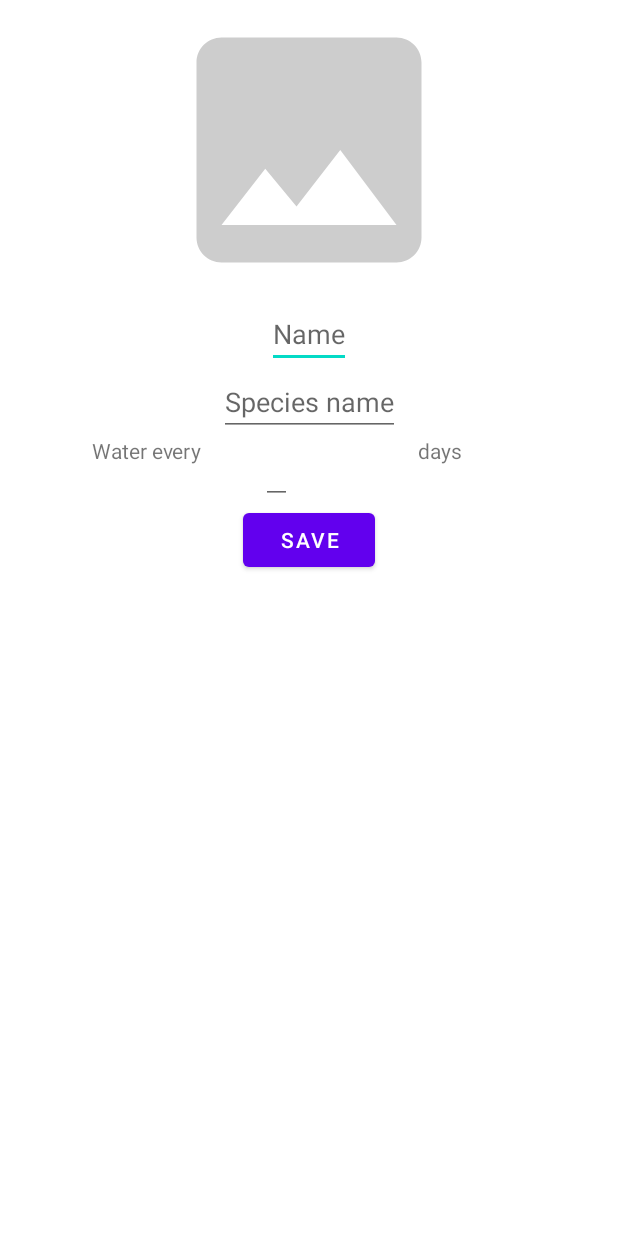
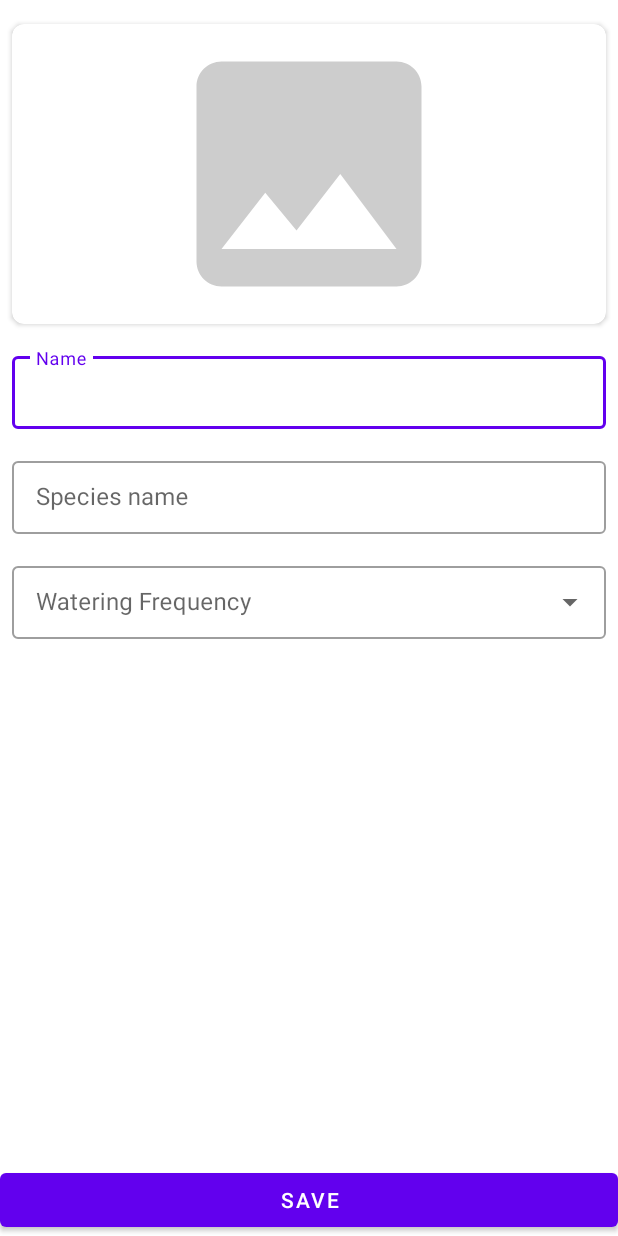
Before and after one commit to Lonexera/students-lab, an Android app: the layout fragment_plant_creation.xml on its own in the app's theme, with its tools: preview values and no code run, on a phone screen of 412 x 824 dp. Run offline under Robolectric (Android 15) with nearby library versions, the phone set to English and light mode, and no system bars.

Commit message:
style: fix ui for Plant Creation Screen
needs fix with save button and bottom navigation

```diff
--- a/app/src/main/java/com/example/plantsapp/presentation/ui/plantcreation/PlantCreationFragment.kt
+++ b/app/src/main/java/com/example/plantsapp/presentation/ui/plantcreation/PlantCreationFragment.kt
@@ -2,6 +2,7 @@ package com.example.plantsapp.presentation.ui.plantcreation
 
 import android.os.Bundle
 import android.view.View
+import android.widget.ArrayAdapter
 import androidx.fragment.app.Fragment
 import androidx.fragment.app.viewModels
 import by.kirich1409.viewbindingdelegate.viewBinding
@@ -58,6 +59,15 @@ class PlantCreationFragment : Fragment(R.layout.fragment_plant_creation) {
             ivCreationPlant.setOnClickListener {
                 imagePickerLauncher.launch(null)
             }
+
+            // Watering Frequency Autofill
+            etCreationWateringFrequency.setAdapter(
+                ArrayAdapter(
+                    requireContext(),
+                    R.layout.support_simple_spinner_dropdown_item,
+                    (1..62).map { "$it days" }
+                )
+            )
         }
     }
 }
--- a/app/src/main/res/layout/fragment_plant_creation.xml
+++ b/app/src/main/res/layout/fragment_plant_creation.xml
@@ -1,78 +1,114 @@
 <?xml version="1.0" encoding="utf-8"?>
-<ScrollView xmlns:android="http://schemas.android.com/apk/res/android"
+<androidx.constraintlayout.widget.ConstraintLayout xmlns:android="http://schemas.android.com/apk/res/android"
     xmlns:app="http://schemas.android.com/apk/res-auto"
+    android:layout_width="match_parent"
+    android:layout_height="match_parent">
+
+    <ScrollView
         android:layout_width="match_parent"
         android:layout_height="match_parent">
 
         <androidx.constraintlayout.widget.ConstraintLayout
             android:layout_width="match_parent"
-        android:layout_height="wrap_content">
+            android:layout_height="0dp">
 
+            <androidx.constraintlayout.widget.Guideline
+                android:id="@+id/guideline_start"
+                android:layout_width="wrap_content"
+                android:layout_height="wrap_content"
+                android:orientation="vertical"
+                app:layout_constraintGuide_begin="@dimen/margin_8dp" />
+
+            <androidx.constraintlayout.widget.Guideline
+                android:id="@+id/guideline_end"
+                android:layout_width="wrap_content"
+                android:layout_height="wrap_content"
+                android:orientation="vertical"
+                app:layout_constraintGuide_end="@dimen/margin_8dp" />
+
+            <androidx.cardview.widget.CardView
+                android:id="@+id/cardview_plant_image"
+                android:layout_width="0dp"
+                android:layout_height="wrap_content"
+                app:cardCornerRadius="8dp"
+                android:layout_marginTop="@dimen/margin_16dp"
+                app:layout_constraintEnd_toEndOf="@id/guideline_end"
+                app:layout_constraintStart_toEndOf="@id/guideline_start"
+                app:layout_constraintTop_toTopOf="parent">
                 <ImageView
                     android:id="@+id/iv_creation_plant"
-            android:layout_width="@dimen/plant_detail_image_size"
+                    android:layout_width="match_parent"
                     android:layout_height="@dimen/plant_detail_image_size"
-            app:layout_constraintEnd_toEndOf="parent"
-            app:layout_constraintStart_toStartOf="parent"
-            app:layout_constraintTop_toTopOf="parent"
-            android:src="@drawable/ic_baseline_image_24"/>
+                    android:src="@drawable/ic_baseline_image_24" />
+            </androidx.cardview.widget.CardView>
+
+            <com.google.android.material.textfield.TextInputLayout
+                android:id="@+id/til_creation_plant_name"
+                style="@style/Widget.Plant.TextInputLayout"
+                android:layout_width="0dp"
+                android:layout_height="wrap_content"
+                android:layout_marginTop="@dimen/margin_16dp"
+                app:layout_constraintEnd_toEndOf="@id/guideline_end"
+                app:layout_constraintStart_toStartOf="@id/guideline_start"
+                app:layout_constraintTop_toBottomOf="@id/cardview_plant_image">
+
+                <com.google.android.material.textfield.TextInputEditText
+                    android:id="@+id/et_creation_plant_name"
+                    android:layout_width="match_parent"
+                    android:layout_height="match_parent"
+                    android:hint="@string/hint_plant_name" />
+
+            </com.google.android.material.textfield.TextInputLayout>
 
 
-        <EditText
-            android:id="@+id/et_creation_plant_name"
-            android:layout_width="wrap_content"
+            <com.google.android.material.textfield.TextInputLayout
+                android:id="@+id/til_creation_species_name"
+                style="@style/Widget.Plant.TextInputLayout"
+                android:layout_width="0dp"
                 android:layout_height="wrap_content"
-            android:hint="@string/hint_plant_name"
-            app:layout_constraintEnd_toEndOf="parent"
-            app:layout_constraintStart_toStartOf="parent"
-            app:layout_constraintTop_toBottomOf="@id/iv_creation_plant" />
+                android:layout_marginTop="@dimen/margin_16dp"
+                app:layout_constraintEnd_toEndOf="@id/guideline_end"
+                app:layout_constraintStart_toStartOf="@id/guideline_start"
+                app:layout_constraintTop_toBottomOf="@id/til_creation_plant_name">
+
+                <com.google.android.material.textfield.TextInputEditText
+                    android:id="@+id/et_creation_species_name"
+                    android:layout_width="match_parent"
+                    android:layout_height="match_parent"
+                    android:hint="@string/hint_species_name" />
+
+            </com.google.android.material.textfield.TextInputLayout>
 
 
-        <EditText
-            android:id="@+id/et_creation_species_name"
-            android:layout_width="wrap_content"
+            <com.google.android.material.textfield.TextInputLayout
+                android:id="@+id/til_creation_watering_frequency"
+                style="@style/Widget.MaterialComponents.TextInputLayout.OutlinedBox.Dense.ExposedDropdownMenu"
+                android:layout_width="0dp"
                 android:layout_height="wrap_content"
-            android:hint="@string/hint_species_name"
-            app:layout_constraintEnd_toEndOf="parent"
-            app:layout_constraintStart_toStartOf="parent"
-            app:layout_constraintTop_toBottomOf="@id/et_creation_plant_name" />
+                android:layout_marginTop="@dimen/margin_16dp"
+                app:layout_constraintEnd_toEndOf="@id/guideline_end"
+                app:layout_constraintStart_toStartOf="@id/guideline_start"
+                app:layout_constraintTop_toBottomOf="@id/til_creation_species_name">
 
-        <TextView
-            android:id="@+id/tv_creation_watering_text"
-            android:layout_width="wrap_content"
+                <AutoCompleteTextView
+                    android:id="@+id/et_creation_watering_frequency"
+                    android:layout_width="match_parent"
                     android:layout_height="wrap_content"
-            android:text="@string/msg_creation_watering_text"
-            app:layout_constraintEnd_toEndOf="@id/et_creation_watering_frequency"
-            app:layout_constraintStart_toStartOf="parent"
-            app:layout_constraintTop_toBottomOf="@id/et_creation_species_name" />
-
-        <EditText
-            android:id="@+id/et_creation_watering_frequency"
-            android:layout_width="wrap_content"
-            android:layout_height="wrap_content"
-            android:inputType="number"
-            app:layout_constraintEnd_toEndOf="@id/tv_creation_watering_units"
-            app:layout_constraintStart_toStartOf="@id/tv_creation_watering_text"
-            app:layout_constraintTop_toTopOf="@id/tv_creation_watering_text" />
-
-        <TextView
-            android:id="@+id/tv_creation_watering_units"
-            android:layout_width="wrap_content"
-            android:layout_height="wrap_content"
-            android:text="@string/msg_creation_frequency_units"
-            app:layout_constraintEnd_toEndOf="parent"
-            app:layout_constraintStart_toStartOf="@id/et_creation_watering_frequency"
-            app:layout_constraintTop_toTopOf="@id/tv_creation_watering_text" />
-
-        <Button
-            android:id="@+id/btn_creation_save"
-            android:layout_width="wrap_content"
-            android:layout_height="wrap_content"
-            android:text="@string/title_button_save"
-            app:layout_constraintEnd_toEndOf="parent"
-            app:layout_constraintStart_toStartOf="parent"
-            app:layout_constraintTop_toBottomOf="@+id/et_creation_watering_frequency" />
+                    android:hint="@string/hint_watering_frequency"
+                    android:inputType="none" />
+            </com.google.android.material.textfield.TextInputLayout>
 
         </androidx.constraintlayout.widget.ConstraintLayout>
 
     </ScrollView>
+
+    <Button
+        android:id="@+id/btn_creation_save"
+        android:layout_width="0dp"
+        android:layout_height="wrap_content"
+        android:text="@string/title_button_save"
+        app:layout_constraintBottom_toBottomOf="parent"
+        app:layout_constraintEnd_toEndOf="parent"
+        app:layout_constraintStart_toStartOf="parent" />
+
+</androidx.constraintlayout.widget.ConstraintLayout>
--- a/app/src/main/res/layout/fragment_plants.xml
+++ b/app/src/main/res/layout/fragment_plants.xml
@@ -17,7 +17,7 @@
         android:id="@+id/rv_plants"
         android:layout_width="0dp"
         android:layout_height="wrap_content"
-        android:layout_marginTop="@dimen/margin_16dp"
+        android:paddingTop="@dimen/margin_16dp"
         app:layout_constraintStart_toStartOf="parent"
         app:layout_constraintEnd_toEndOf="parent"
         app:layout_constraintTop_toBottomOf="@id/search_plants"/>
--- a/app/src/main/res/values/strings.xml
+++ b/app/src/main/res/values/strings.xml
@@ -13,5 +13,6 @@
     <string name="hint_species_name">Species name</string>
     <string name="msg_creation_watering_text">Water every</string>
     <string name="msg_creation_frequency_units">days</string>
+    <string name="hint_watering_frequency">Watering Frequency</string>
     <string name="title_button_save">Save</string>
 </resources>
--- a/app/src/main/res/values/themes.xml
+++ b/app/src/main/res/values/themes.xml
@@ -9,4 +9,6 @@
         <!-- Status bar color. -->
         <item name="android:statusBarColor" tools:targetApi="l">?attr/colorPrimaryVariant</item>
     </style>
+
+    <style name="Widget.Plant.TextInputLayout" parent="Widget.MaterialComponents.TextInputLayout.OutlinedBox.Dense"/>
 </resources>
```
Lines whose indentation alone changed are shown as unchanged.
